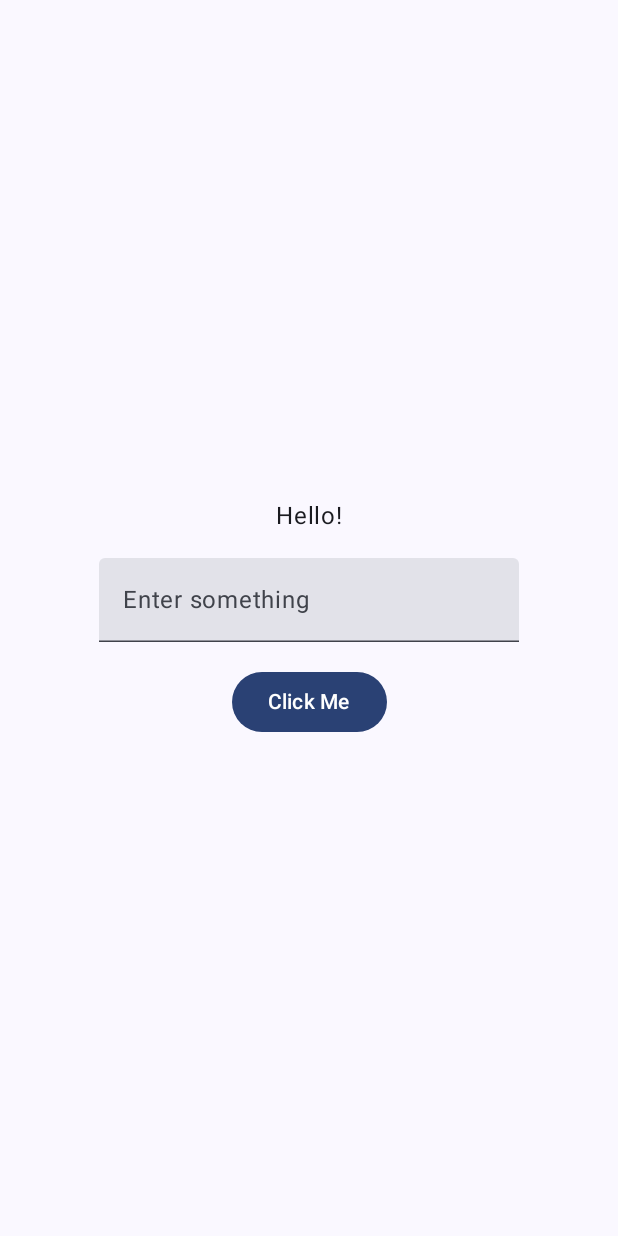
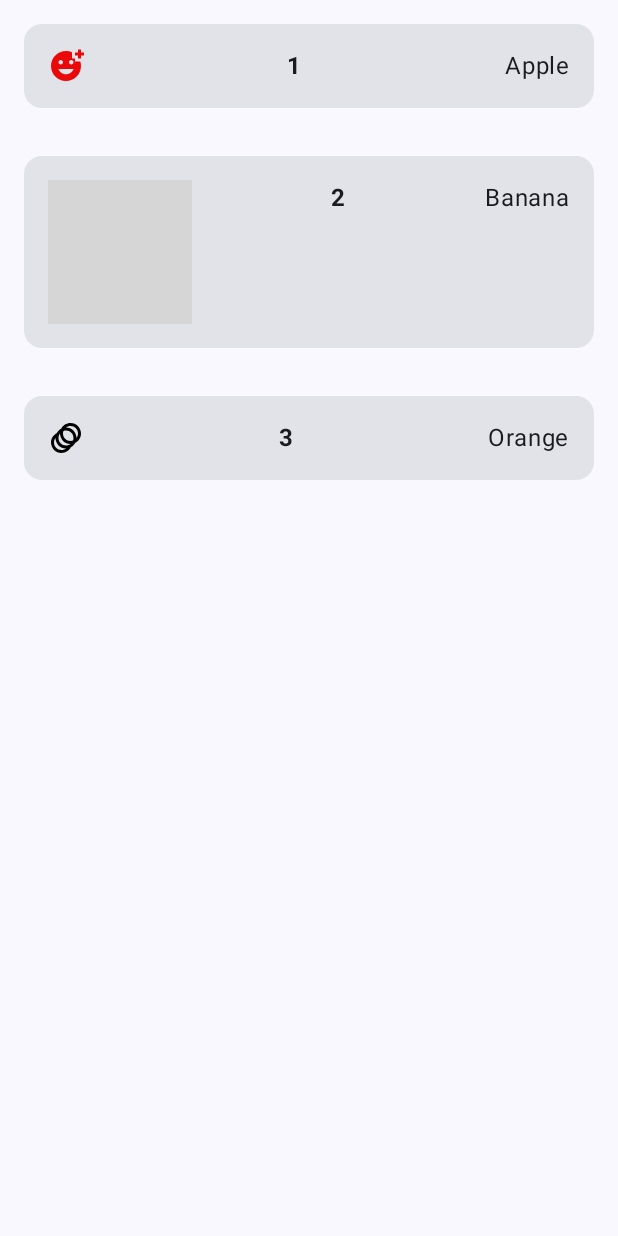
Before and after one commit to jaymart7/Todo, an Android app built with Jetpack Compose: the screen it shows after launch (MainActivity), on a phone screen of 412 x 824 dp. Run offline under Robolectric (Android 15) with nearby library versions, the phone set to English and light mode, and no system bars; grey boxes are pictures that could not be loaded.

Commit message:
Second Lesson

```diff
--- a/app/src/main/java/ph/mart/todo/MainActivity.kt
+++ b/app/src/main/java/ph/mart/todo/MainActivity.kt
@@ -32,7 +32,7 @@ class MainActivity : ComponentActivity() {
         setContent {
             TodoTheme {
                 Scaffold(modifier = Modifier.fillMaxSize()) { innerPadding ->
-                    MainApp(
+                    MyList(
                         modifier = Modifier.padding(innerPadding)
                     )
                 }
@@ -61,7 +61,10 @@ fun MainApp(
         horizontalAlignment = Alignment.CenterHorizontally,
         verticalArrangement = Arrangement.spacedBy(16.dp, Alignment.CenterVertically)
     ) {
-        Text("Hello!")
+        Text(
+            text = "Hello!",
+            modifier = Modifier.padding(16.dp)
+        )
 
         TextField(
             value = userInput,
--- /dev/null
+++ b/app/src/main/java/ph/mart/todo/SecondLesson.kt
@@ -0,0 +1,109 @@
+package ph.mart.todo
+
+import androidx.compose.foundation.Image
+import androidx.compose.foundation.clickable
+import androidx.compose.foundation.layout.Arrangement
+import androidx.compose.foundation.layout.Row
+import androidx.compose.foundation.layout.fillMaxSize
+import androidx.compose.foundation.layout.fillMaxWidth
+import androidx.compose.foundation.layout.padding
+import androidx.compose.foundation.lazy.LazyColumn
+import androidx.compose.foundation.lazy.items
+import androidx.compose.material3.Card
+import androidx.compose.material3.Scaffold
+import androidx.compose.material3.Text
+import androidx.compose.runtime.Composable
+import androidx.compose.runtime.getValue
+import androidx.compose.runtime.mutableStateOf
+import androidx.compose.runtime.remember
+import androidx.compose.runtime.setValue
+import androidx.compose.ui.Modifier
+import androidx.compose.ui.res.painterResource
+import androidx.compose.ui.text.font.FontWeight
+import androidx.compose.ui.tooling.preview.Preview
+import androidx.compose.ui.unit.dp
+import ph.mart.todo.data.Fruit
+import ph.mart.todo.data.fruits
+import ph.mart.todo.ui.theme.TodoTheme
+
+@Composable
+fun MyList(
+    modifier: Modifier = Modifier
+) {
+//    val fruits = listOf("Apple", "Banana", "Orange")
+
+    val moreFruits = mutableListOf<String>()
+    repeat(200) {
+        moreFruits.add("Fruit $it")
+    }
+
+    var isDialogShown by remember { mutableStateOf(false) }
+    var selectedFruit: Fruit? by remember { mutableStateOf(null) }
+
+    if (isDialogShown) {
+        MyCustomDialog(
+            onDismissRequest = { isDialogShown = false },
+            onConfirm = { isDialogShown = false },
+            text = selectedFruit?.name ?: ""
+        )
+    }
+
+    LazyColumn(
+        modifier = modifier.fillMaxWidth()
+    ) {
+        items(fruits) { fruit ->
+            FruitItem(
+                onClick = {
+                    selectedFruit = it
+                    isDialogShown = true
+                },
+                fruit = fruit
+            )
+        }
+    }
+}
+
+@Composable
+private fun FruitItem(
+    onClick: (Fruit) -> Unit,
+    fruit: Fruit,
+    modifier: Modifier = Modifier
+) {
+    Card(
+        modifier = Modifier
+            .clickable { onClick(fruit) }
+            .fillMaxWidth()
+            .padding(16.dp)
+    ) {
+        Row(
+            horizontalArrangement = Arrangement.SpaceBetween,
+            modifier = modifier
+                .fillMaxWidth()
+                .padding(16.dp)
+        ) {
+            Image(
+                painter = painterResource(fruit.icon),
+                contentDescription = "Fruit icon"
+            )
+
+            Text(
+                text = fruit.id,
+                fontWeight = FontWeight.Bold,
+            )
+
+            Text(fruit.name)
+        }
+    }
+}
+
+@Preview(showBackground = true)
+@Composable
+fun MyPreview() {
+    TodoTheme {
+        Scaffold(modifier = Modifier.fillMaxSize()) { innerPadding ->
+            MyList(
+                modifier = Modifier.padding(innerPadding)
+            )
+        }
+    }
+}
--- /dev/null
+++ b/app/src/main/java/ph/mart/todo/data/Fruit.kt
@@ -0,0 +1,15 @@
+package ph.mart.todo.data
+
+import ph.mart.todo.R
+
+data class Fruit(
+    val id: String,
+    val name: String,
+    val icon: Int
+)
+
+val fruits = listOf(
+    Fruit("1", "Apple", R.drawable.baseline_add_reaction_24),
+    Fruit("2", "Banana", R.drawable.baseline_alarm_24),
+    Fruit("3", "Orange", R.drawable.baseline_animation_24),
+)
--- /dev/null
+++ b/app/src/main/res/drawable/baseline_add_reaction_24.xml
@@ -0,0 +1,5 @@
+<vector xmlns:android="http://schemas.android.com/apk/res/android" android:height="24dp" android:tint="#EA0808" android:viewportHeight="24" android:viewportWidth="24" android:width="24dp">
+
+    <path android:fillColor="@android:color/white" android:pathData="M18,9V7h-2V2.84C14.77,2.3 13.42,2 11.99,2C6.47,2 2,6.48 2,12s4.47,10 9.99,10C17.52,22 22,17.52 22,12c0,-1.05 -0.17,-2.05 -0.47,-3H18zM15.5,8C16.33,8 17,8.67 17,9.5S16.33,11 15.5,11S14,10.33 14,9.5S14.67,8 15.5,8zM8.5,8C9.33,8 10,8.67 10,9.5S9.33,11 8.5,11S7,10.33 7,9.5S7.67,8 8.5,8zM12,17.5c-2.33,0 -4.31,-1.46 -5.11,-3.5h10.22C16.31,16.04 14.33,17.5 12,17.5zM22,3h2v2h-2v2h-2V5h-2V3h2V1h2V3z"/>
+
+</vector>
--- /dev/null
+++ b/app/src/main/res/drawable/baseline_animation_24.xml
@@ -0,0 +1,5 @@
+<vector xmlns:android="http://schemas.android.com/apk/res/android" android:height="24dp" android:tint="#000000" android:viewportHeight="24" android:viewportWidth="24" android:width="24dp">
+
+    <path android:fillColor="@android:color/white" android:pathData="M15,2c-2.71,0 -5.05,1.54 -6.22,3.78 -1.28,0.67 -2.34,1.72 -3,3C3.54,9.95 2,12.29 2,15c0,3.87 3.13,7 7,7 2.71,0 5.05,-1.54 6.22,-3.78 1.28,-0.67 2.34,-1.72 3,-3C20.46,14.05 22,11.71 22,9c0,-3.87 -3.13,-7 -7,-7zM9,20c-2.76,0 -5,-2.24 -5,-5 0,-1.12 0.37,-2.16 1,-3 0,3.87 3.13,7 7,7 -0.84,0.63 -1.88,1 -3,1zM12,17c-2.76,0 -5,-2.24 -5,-5 0,-1.12 0.37,-2.16 1,-3 0,3.86 3.13,6.99 7,7 -0.84,0.63 -1.88,1 -3,1zM16.7,13.7c-0.53,0.19 -1.1,0.3 -1.7,0.3 -2.76,0 -5,-2.24 -5,-5 0,-0.6 0.11,-1.17 0.3,-1.7 0.53,-0.19 1.1,-0.3 1.7,-0.3 2.76,0 5,2.24 5,5 0,0.6 -0.11,1.17 -0.3,1.7zM19,12c0,-3.86 -3.13,-6.99 -7,-7 0.84,-0.63 1.87,-1 3,-1 2.76,0 5,2.24 5,5 0,1.12 -0.37,2.16 -1,3z"/>
+
+</vector>
--- /dev/null
+++ b/app/src/main/res/drawable/baseline_arrow_forward_24.xml
@@ -0,0 +1,5 @@
+<vector xmlns:android="http://schemas.android.com/apk/res/android" android:autoMirrored="true" android:height="24dp" android:tint="#000000" android:viewportHeight="24" android:viewportWidth="24" android:width="24dp">
+
+    <path android:fillColor="@android:color/white" android:pathData="M12,4l-1.41,1.41L16.17,11H4v2h12.17l-5.58,5.59L12,20l8,-8z"/>
+
+</vector>
```
Also changed, not shown: 1 other file.
